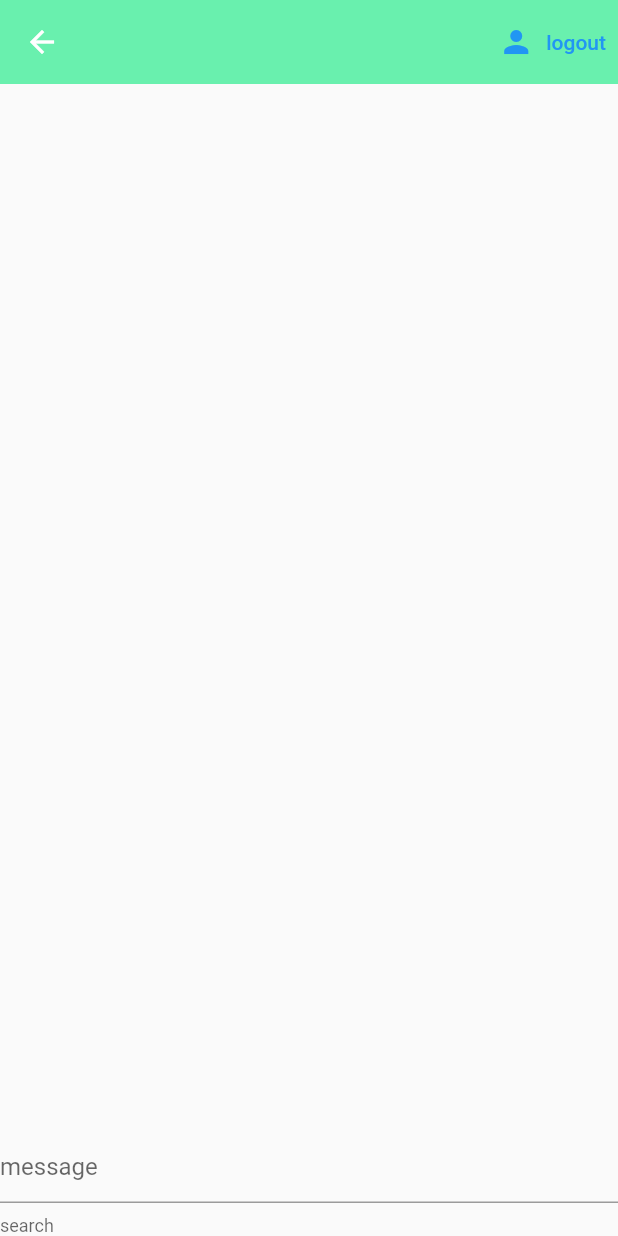
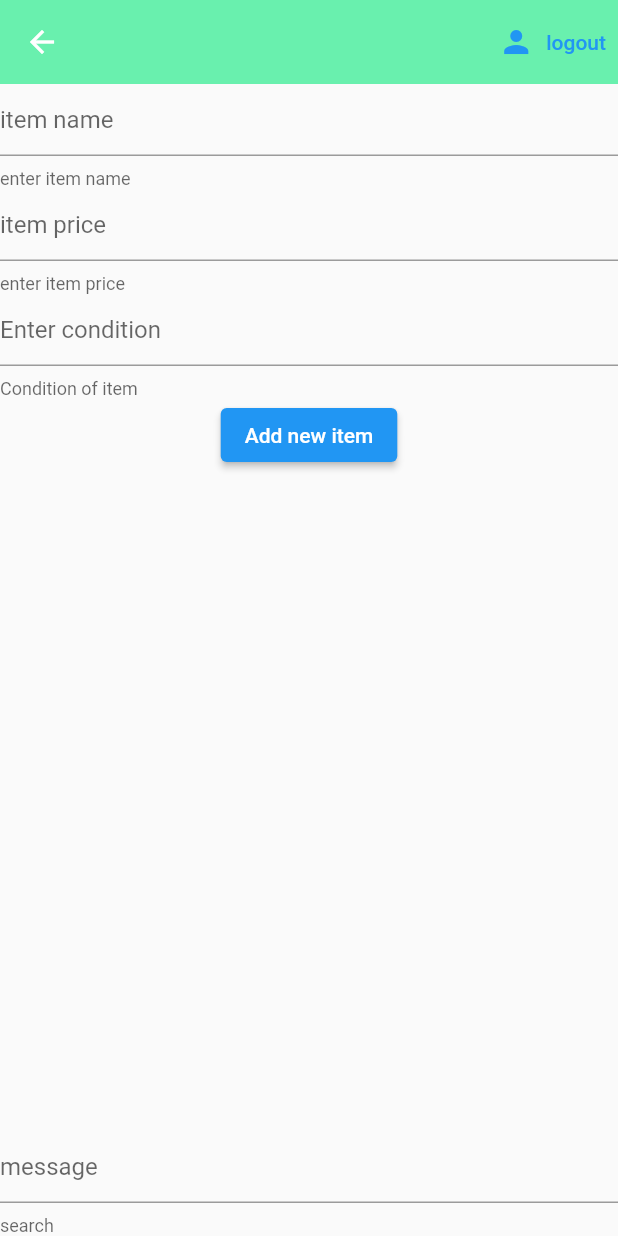
Before and after one commit to jmw11x/EbayPrice, a Flutter app: the Conversation screen opened directly, on a phone screen of 412 x 824 dp. Run offline on Flutter 3.47's test engine with Material 2 defaults, Android fonts, the light colour scheme and no system bars; our stand-ins replace cloud_firestore, firebase_auth, firebase_core, google_sign_in; missing offline and left inert: link_text; accounts and stored records are empty; network calls fail.

Commit message:
Add item feature

```diff
--- a/jwilson177hw1/lib/screens/SubScreen/DynmaicLV.dart
+++ b/jwilson177hw1/lib/screens/SubScreen/DynmaicLV.dart
@@ -149,6 +149,9 @@ class _ConversationState extends State<Conversation> {
   String current_user = '';
   String name = '';
   String docid = '';
+  String condition = '';
+  String price = '';
+  String itemname = '';
 
   bool cexists = false;
   bool cexists1 = false;
@@ -175,6 +178,7 @@ class _ConversationState extends State<Conversation> {
         }));
 
     return Scaffold(
+        resizeToAvoidBottomInset: false,
         appBar: AppBar(
           title: Text(other),
           backgroundColor: Colors.greenAccent,
@@ -191,7 +195,39 @@ class _ConversationState extends State<Conversation> {
         ),
         body: Container(
           child: Column(
+            mainAxisSize: MainAxisSize.min,
+            crossAxisAlignment: CrossAxisAlignment.center,
             children: <Widget>[
+              Container(
+                child: TextFormField(
+                  validator: (v) => v!.isEmpty ? 'cannot leave empty' : null,
+                  decoration: InputDecoration(
+                      hintText: 'item name', helperText: 'enter item name'),
+                  onChanged: (v) => {itemname = v},
+                ),
+              ),
+              Container(
+                child: TextFormField(
+                  validator: (v) => v!.isEmpty ? 'cannot leave empty' : null,
+                  decoration: InputDecoration(
+                      hintText: 'item price', helperText: 'enter item price'),
+                  onChanged: (v) => {price = v},
+                ),
+              ),
+              Container(
+                child: TextFormField(
+                  validator: (v) => v!.isEmpty ? 'cannot leave empty' : null,
+                  decoration: InputDecoration(
+                      hintText: 'Enter condition',
+                      helperText: 'Condition of item'),
+                  onChanged: (v) => {condition = v},
+                ),
+              ),
+              ElevatedButton(
+                  child: Text('Add new item'),
+                  onPressed: () {
+                    db.addAdminMessage(itemname, price, condition, other);
+                  }),
               Expanded(child: DynamicLVC()),
               Container(
                 child: TextFormField(
--- a/jwilson177hw1/lib/screens/home/profile.dart
+++ b/jwilson177hw1/lib/screens/home/profile.dart
@@ -53,7 +53,7 @@ class _DynamicLVPState extends State<DynamicLVP> {
               onTap: () {
                 launch("https://www.ebay.com/sch/" + item.split(":")[0]);
               },
-              onDoubleTap: () {
+              onLongPress: () {
                 launch("https://www.ebay.com/sch/i.html?_from=R40&_trksid=p2334524.m570.l1311&_nkw=" +
                     item.split(":")[0] +
                     "%2010&_sacat=0&LH_TitleDesc=0&_odkw=tom+brady+rookie+card&_osacat=0&_sop=16&LH_Complete=1&LH_Sold=1");
```
Also changed, not shown: jwilson177hw1/lib/services/adminalert.dart (+6 -6 lines).
